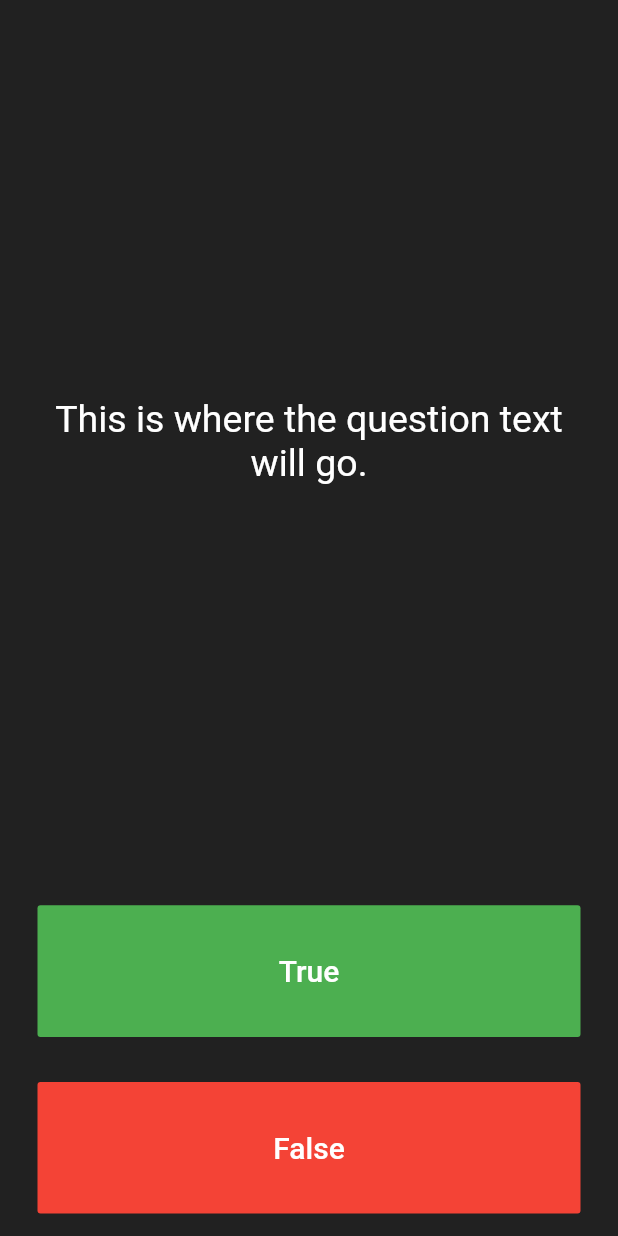
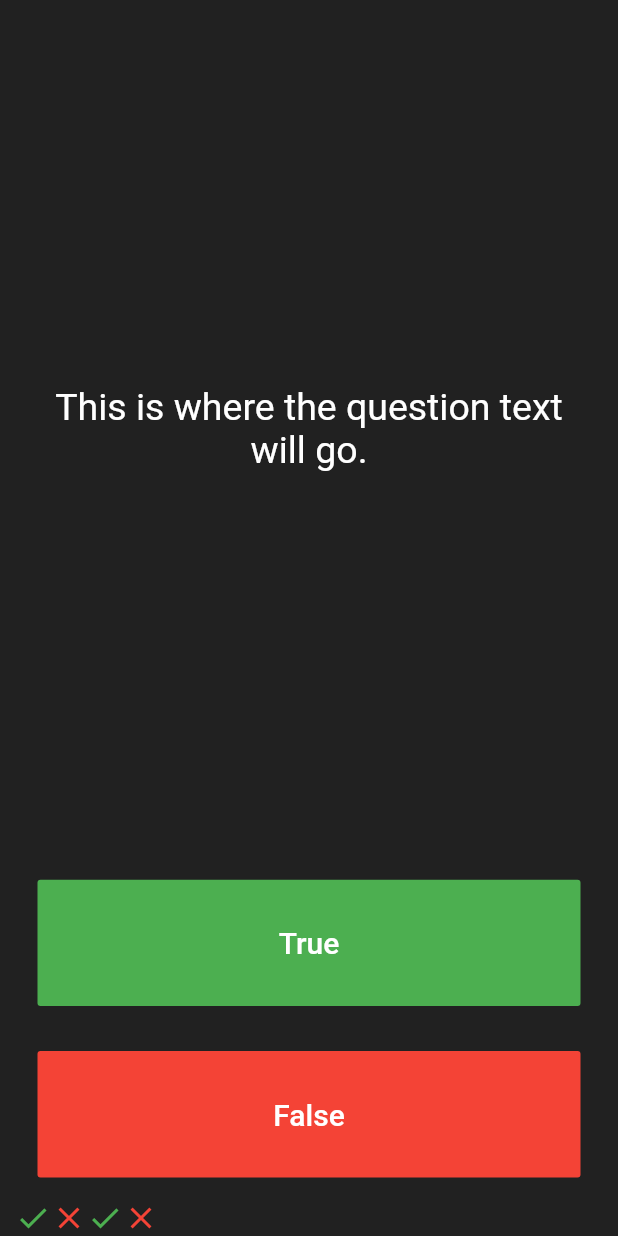
Before and after one commit to rajeevlochansahu/flutter_quizzler_app, a Flutter app: the screen it shows after launch, on a phone screen of 412 x 824 dp. Run offline on Flutter 3.47's test engine with Material 2 defaults, Android fonts, the phone set to English and light mode, and no system bars.

Commit message:
add a list i.e. list of icons

```diff
--- a/lib/main.dart
+++ b/lib/main.dart
@@ -25,6 +25,25 @@ class QuizPage extends StatefulWidget {
 }
 
 class _QuizPageState extends State<QuizPage> {
+  List<Icon> scoreKeeper = [
+    Icon(
+      Icons.check,
+      color: Colors.green,
+    ),
+    Icon(
+      Icons.close,
+      color: Colors.red,
+    ),
+    Icon(
+      Icons.check,
+      color: Colors.green,
+    ),
+    Icon(
+      Icons.close,
+      color: Colors.red,
+    )
+  ];
+
   @override
   Widget build(BuildContext context) {
     return Column(
@@ -85,6 +104,9 @@ class _QuizPageState extends State<QuizPage> {
           ),
         ),
         //TODO: Add a Row here as your score keeper
+        Row(
+          children: scoreKeeper,
+        )
       ],
     );
   }
```
